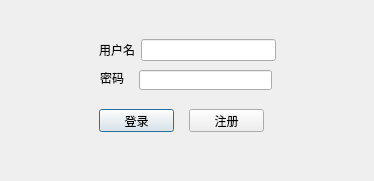
First picture: the form in qtTest0901/login.ui, repository Essay-Core/Qt5StudyPro, before the edit.
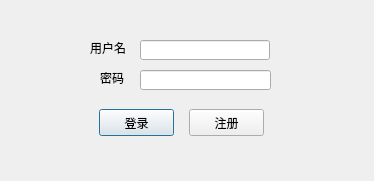
Second picture: the form after the edit.

Diff of the .ui file:
```diff
--- a/qtTest0901/login.ui
+++ b/qtTest0901/login.ui
@@ -13,12 +13,15 @@
   <property name="windowTitle">
    <string>Dialog</string>
   </property>
+  <property name="styleSheet">
+   <string notr="true"/>
+  </property>
   <widget class="QLineEdit" name="line_password">
    <property name="geometry">
     <rect>
-     <x>139</x>
+     <x>140</x>
      <y>70</y>
-     <width>133</width>
+     <width>131</width>
      <height>20</height>
     </rect>
    </property>
@@ -28,7 +31,7 @@
     <rect>
      <x>100</x>
      <y>70</y>
-     <width>24</width>
+     <width>31</width>
      <height>16</height>
     </rect>
    </property>
@@ -45,7 +48,7 @@
      <x>99</x>
      <y>109</y>
      <width>75</width>
-     <height>23</height>
+     <height>27</height>
     </rect>
    </property>
    <property name="text">
@@ -58,37 +61,38 @@
      <x>189</x>
      <y>109</y>
      <width>75</width>
-     <height>23</height>
+     <height>27</height>
     </rect>
    </property>
    <property name="text">
     <string>注册</string>
    </property>
   </widget>
-  <widget class="QWidget" name="layoutWidget">
+  <widget class="QLabel" name="label">
    <property name="geometry">
     <rect>
-     <x>99</x>
-     <y>39</y>
-     <width>177</width>
-     <height>22</height>
+     <x>90</x>
+     <y>40</y>
+     <width>39</width>
+     <height>16</height>
     </rect>
    </property>
-   <layout class="QHBoxLayout" name="horizontalLayout">
-    <item>
-     <widget class="QLabel" name="label">
-      <property name="layoutDirection">
-       <enum>Qt::RightToLeft</enum>
-      </property>
-      <property name="text">
-       <string>用户名</string>
-      </property>
-     </widget>
-    </item>
-    <item>
-     <widget class="QLineEdit" name="line_account"/>
-    </item>
-   </layout>
+   <property name="layoutDirection">
+    <enum>Qt::RightToLeft</enum>
+   </property>
+   <property name="text">
+    <string>用户名</string>
+   </property>
+  </widget>
+  <widget class="QLineEdit" name="line_account">
+   <property name="geometry">
+    <rect>
+     <x>140</x>
+     <y>40</y>
+     <width>130</width>
+     <height>20</height>
+    </rect>
+   </property>
   </widget>
  </widget>
  <resources/>
```
